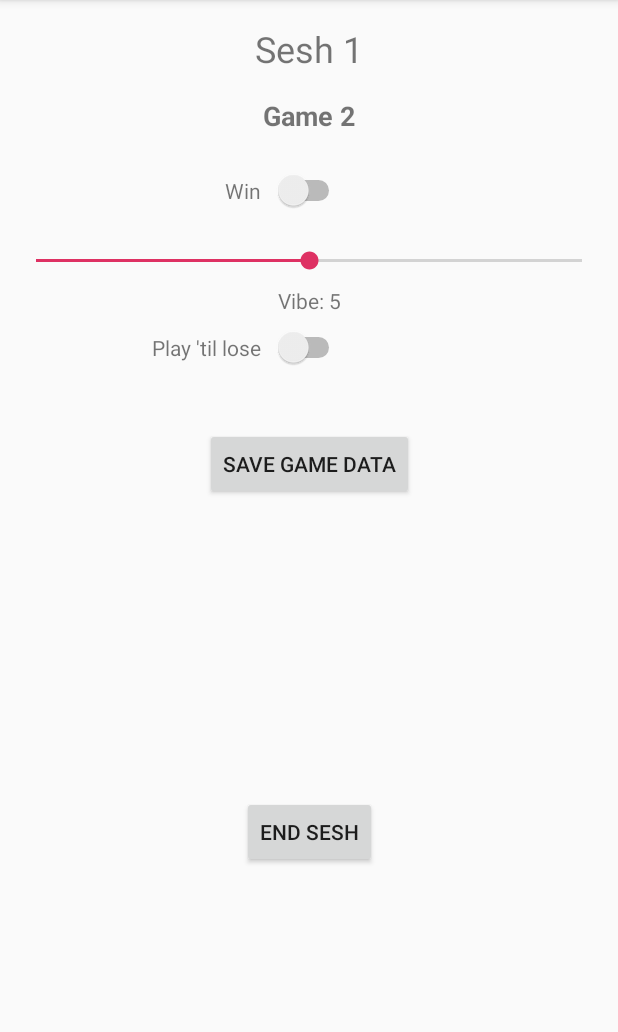
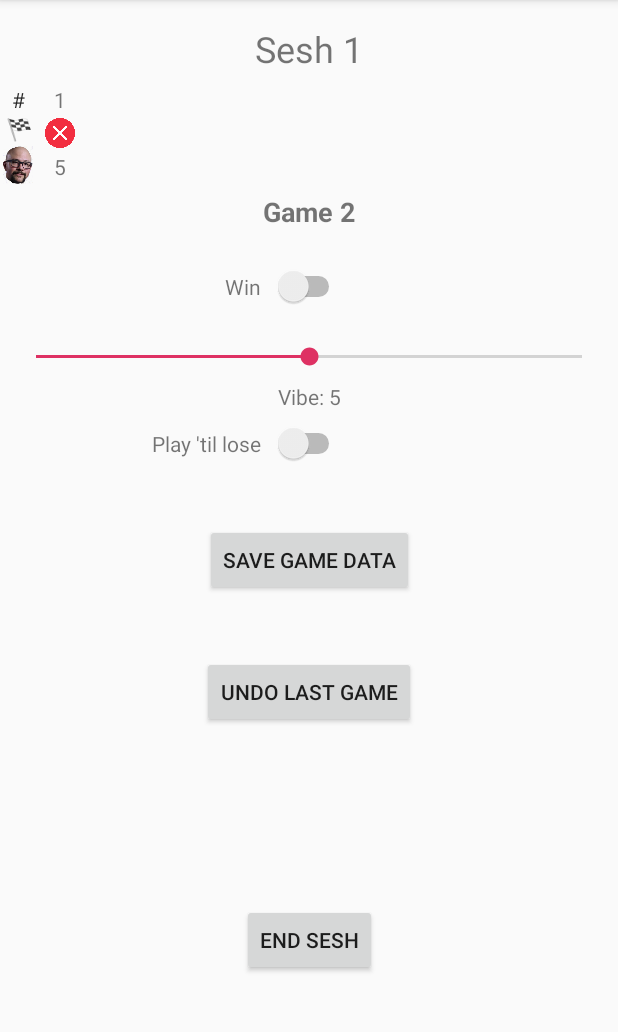
Before and after one commit to jqhan/good-vibes, an Android app: the SeshActivity screen opened directly, with no data from a screen before it, after a tap on "SAVE GAME DATA", on a phone screen of 412 x 824 dp, the part 84-1116 px from its top. Run offline under Robolectric (Android 15) with nearby library versions, the phone set to English and light mode, and no system bars; our stand-ins replace RxJava.

Commit message:
Add game result recyclerview

```diff
--- a/goodvibes/app/build.gradle
+++ b/goodvibes/app/build.gradle
@@ -29,6 +29,7 @@ dependencies {
     implementation"org.jetbrains.kotlin:kotlin-stdlib-jdk7:$kotlin_version"
     implementation 'com.android.support:appcompat-v7:28.0.0'
     implementation 'com.android.support.constraint:constraint-layout:1.1.3'
+    implementation "com.android.support:support-emoji:28.0.0"
     implementation 'com.google.code.gson:gson:2.8.5'
     implementation "org.jetbrains.kotlinx:kotlinx-serialization-runtime:0.13.0" // JVM dependency
     implementation 'com.google.code.gson:gson:2.8.5'
@@ -46,4 +47,5 @@ dependencies {
     testImplementation 'junit:junit:4.12'
     androidTestImplementation 'com.android.support.test:runner:1.0.2'
     androidTestImplementation 'com.android.support.test.espresso:espresso-core:3.0.2'
+    implementation 'com.android.support:recyclerview-v7:28.0.0'
 }
--- /dev/null
+++ b/goodvibes/app/src/main/java/com/luttu/good_vibes/GameResultAdapter.kt
@@ -0,0 +1,23 @@
+package com.luttu.good_vibes
+
+import android.support.v7.widget.RecyclerView
+import android.view.LayoutInflater
+import android.view.ViewGroup
+
+
+class GameResultAdapter(private val gameList: List<Game>)
+    : RecyclerView.Adapter<GameResultViewHolder>() {
+
+    override fun onCreateViewHolder(parent: ViewGroup, viewType: Int): GameResultViewHolder {
+        val inflater = LayoutInflater.from(parent.context)
+        return GameResultViewHolder(inflater, parent)
+    }
+
+    override fun onBindViewHolder(holder: GameResultViewHolder, position: Int) {
+        val game: Game = gameList[position]
+        holder.bind(game)
+    }
+
+    override fun getItemCount(): Int = gameList.size
+
+}
--- /dev/null
+++ b/goodvibes/app/src/main/java/com/luttu/good_vibes/GameResultViewHolder.kt
@@ -0,0 +1,86 @@
+package com.luttu.good_vibes
+
+import android.content.res.Resources
+import android.graphics.drawable.Drawable
+import android.opengl.Visibility
+import android.support.v4.content.ContextCompat
+import android.support.v7.widget.RecyclerView
+import android.util.TypedValue
+import android.view.LayoutInflater
+import android.view.View.GONE
+import android.view.View.VISIBLE
+import android.view.ViewGroup
+import android.widget.ImageView
+import android.widget.LinearLayout
+import android.widget.TextView
+
+
+class GameResultViewHolder(inflater: LayoutInflater, private val parent: ViewGroup) :
+    RecyclerView.ViewHolder(inflater.inflate(R.layout.game_result_item, parent, false)) {
+    private var mTextViewGameNum: TextView? = null
+    private var mTextViewVibe: TextView? = null
+    private var mImageViewWinLose: ImageView? = null
+    private var mTextViewPlayTilLose: TextView? = null
+
+    init {
+        mTextViewGameNum = itemView.findViewById(R.id.textItemGameNum)
+        mTextViewVibe = itemView.findViewById(R.id.textItemGameVibe)
+        mImageViewWinLose = itemView.findViewById(R.id.imageItemWinLose)
+        mTextViewPlayTilLose = itemView.findViewById(R.id.textItemP2L)
+    }
+
+    fun bind(game: Game) {
+        mTextViewGameNum?.text = game.game_num.toString()
+        mTextViewVibe?.text = game.vibe.toString()
+        mImageViewWinLose?.setImageDrawable(getSuitableDrawable(game))
+        fixPaddingForTwoDigitNumbers(game)
+        showPlayTilLoseIfNeeded(game)
+    }
+
+    private fun getSuitableDrawable(game: Game): Drawable? {
+        return if (game.win == 10) {
+            ContextCompat.getDrawable(parent.context, R.drawable.win)
+        } else {
+            ContextCompat.getDrawable(parent.context, R.drawable.lose)
+        }
+    }
+
+    private fun fixPaddingForTwoDigitNumbers(game: Game) {
+        val singleDigitMargin = dpToPx(6F)
+        val doubleDigitMargin = dpToPx(1.5F)
+        val paramTextViewGameNum =
+            mTextViewGameNum?.layoutParams as LinearLayout.LayoutParams
+        val paramTextViewVibe =
+            mTextViewVibe?.layoutParams as LinearLayout.LayoutParams
+
+        paramTextViewGameNum.setMargins(
+            if (game.game_num < 10) singleDigitMargin else doubleDigitMargin,
+            0, 0, 0
+        )
+        mTextViewGameNum!!.layoutParams = paramTextViewGameNum
+
+        paramTextViewVibe.setMargins(
+            if (game.vibe < 10) singleDigitMargin else doubleDigitMargin,
+            0, 0, 0
+        )
+        mTextViewVibe!!.layoutParams = paramTextViewVibe
+    }
+
+    private fun showPlayTilLoseIfNeeded(game: Game) {
+        if (game.playtillose == 10) {
+            mTextViewPlayTilLose!!.visibility = VISIBLE
+        } else {
+            mTextViewPlayTilLose!!.visibility = GONE
+        }
+    }
+
+    private fun dpToPx(dp: Float): Int {
+        val r: Resources = parent.resources
+        return TypedValue.applyDimension(
+            TypedValue.COMPLEX_UNIT_DIP,
+            dp,
+            r.displayMetrics
+        ).toInt()
+    }
+
+}
--- a/goodvibes/app/src/main/java/com/luttu/good_vibes/SeshActivity.kt
+++ b/goodvibes/app/src/main/java/com/luttu/good_vibes/SeshActivity.kt
@@ -6,6 +6,7 @@ import android.content.Intent
 import android.os.Bundle
 import android.os.Handler
 import android.support.v7.app.AppCompatActivity
+import android.support.v7.widget.LinearLayoutManager
 import android.text.Html
 import android.util.Log
 import android.widget.SeekBar
@@ -52,6 +53,11 @@ class SeshActivity : AppCompatActivity() {
             endSeshBtnPressed()
         }
 
+        recyclerViewGameResults.apply {
+            layoutManager = LinearLayoutManager(this.context, LinearLayoutManager.HORIZONTAL, false)
+            adapter = GameResultAdapter(mSesh.getGameList())
+        }
+
     }
 
     private fun createGame(): Game {
@@ -70,6 +76,7 @@ class SeshActivity : AppCompatActivity() {
         Toast.makeText(this, "Saved game", Toast.LENGTH_SHORT).show()
         Log.d("Sesh", mSesh.getSeshId())
         switchPlayTilLose.isChecked = false
+        recyclerViewGameResults.adapter?.notifyDataSetChanged()
     }
 
     private fun endSeshBtnPressed() {
--- a/goodvibes/app/src/main/res/layout/activity_sesh.xml
+++ b/goodvibes/app/src/main/res/layout/activity_sesh.xml
@@ -1,126 +1,184 @@
 <?xml version="1.0" encoding="utf-8"?>
 <android.support.constraint.ConstraintLayout xmlns:android="http://schemas.android.com/apk/res/android"
-                                             xmlns:app="http://schemas.android.com/apk/res-auto"
-                                             android:layout_width="match_parent"
-                                             android:layout_height="match_parent">
+        xmlns:app="http://schemas.android.com/apk/res-auto"
+        xmlns:tools="http://schemas.android.com/tools"
+        android:layout_width="match_parent"
+        android:layout_height="match_parent">
 
     <TextView
-            android:text="@string/textSesh"
+            android:id="@+id/textSesh"
             android:layout_width="wrap_content"
             android:layout_height="wrap_content"
-            android:id="@+id/textSesh"
+            android:layout_marginStart="8dp"
             android:layout_marginTop="16dp"
-            app:layout_constraintTop_toTopOf="parent"
+            android:layout_marginEnd="8dp"
+            android:text="@string/textSesh"
+            android:textSize="24sp"
+            app:layout_constraintEnd_toEndOf="parent"
             app:layout_constraintStart_toStartOf="parent"
-            android:layout_marginStart="8dp"
-            app:layout_constraintEnd_toEndOf="parent"
-            android:layout_marginEnd="8dp"
-            android:textSize="24sp"/>
+            app:layout_constraintTop_toTopOf="parent" />
 
     <TextView
-            android:text="@string/textGameNum"
+            android:id="@+id/textViewResultsGameNum"
             android:layout_width="wrap_content"
             android:layout_height="wrap_content"
-            android:id="@+id/textGameNum"
+            android:layout_marginStart="8dp"
+            android:layout_marginTop="8dp"
+            android:text="@string/hashtag"
+            android:textColor="#DA000000"
             app:layout_constraintStart_toStartOf="parent"
-            android:layout_marginStart="8dp"
-            app:layout_constraintEnd_toEndOf="parent"
-            android:layout_marginEnd="8dp"
-            android:layout_marginTop="16dp"
-            app:layout_constraintTop_toBottomOf="@id/textSesh"
-            android:textSize="18sp"
-            android:textStyle="bold"/>
+            app:layout_constraintTop_toBottomOf="@+id/textSesh" />
 
     <TextView
-            android:text="@string/textWin"
+            android:id="@+id/textViewResultsWinLose"
             android:layout_width="wrap_content"
             android:layout_height="wrap_content"
+            android:layout_marginStart="4dp"
+            android:text="@string/race_flag"
+            android:textColor="#000000"
+            android:textStyle="bold"
+            app:layout_constraintStart_toStartOf="parent"
+            app:layout_constraintTop_toBottomOf="@+id/textViewResultsGameNum" />
+
+    <ImageView
+            android:id="@+id/imageViewMiky"
+            android:layout_width="20dp"
+            android:layout_height="25dp"
+            android:layout_marginStart="2dp"
+            android:layout_marginTop="2dp"
+            app:srcCompat="@drawable/miky"
+            tools:layout_editor_absoluteX="88dp"
+            tools:layout_editor_absoluteY="101dp"
+            app:layout_constraintTop_toBottomOf="@+id/textViewResultsWinLose"
+            app:layout_constraintStart_toStartOf="parent"
+            tools:ignore="ContentDescription" />
+
+    <android.support.v7.widget.RecyclerView
+            android:id="@+id/recyclerViewGameResults"
+            android:layout_width="0dp"
+            android:layout_height="wrap_content"
+            android:layout_marginStart="8dp"
+            android:layout_marginTop="8dp"
+            android:layout_marginEnd="8dp"
+            app:layout_constraintEnd_toEndOf="parent"
+            app:layout_constraintStart_toEndOf="@id/textViewResultsWinLose"
+            app:layout_constraintTop_toBottomOf="@+id/textSesh" />
+
+    <TextView
+            android:id="@+id/textGameNum"
+            android:layout_width="wrap_content"
+            android:layout_height="wrap_content"
+            android:layout_marginStart="8dp"
+            android:layout_marginTop="8dp"
+            android:layout_marginEnd="8dp"
+            android:text="@string/textGameNum"
+            android:textSize="18sp"
+            android:textStyle="bold"
+            app:layout_constraintEnd_toEndOf="parent"
+            app:layout_constraintStart_toStartOf="parent"
+            app:layout_constraintTop_toBottomOf="@id/recyclerViewGameResults" />
+
+    <TextView
             android:id="@+id/textWin"
+            android:layout_width="wrap_content"
+            android:layout_height="wrap_content"
+            android:layout_marginTop="28dp"
             android:layout_marginEnd="8dp"
+            android:text="@string/textWin"
             app:layout_constraintEnd_toStartOf="@+id/switchWin"
-            android:layout_marginTop="28dp"
-            app:layout_constraintTop_toBottomOf="@+id/textGameNum"/>
+            app:layout_constraintTop_toBottomOf="@+id/textGameNum" />
 
     <Switch
+            android:id="@+id/switchWin"
             android:layout_width="wrap_content"
             android:layout_height="wrap_content"
-            android:id="@+id/switchWin"
+            android:layout_marginStart="8dp"
+            android:layout_marginTop="24dp"
+            android:layout_marginEnd="8dp"
+            app:layout_constraintEnd_toEndOf="parent"
             app:layout_constraintStart_toStartOf="parent"
-            android:layout_marginStart="8dp"
-            app:layout_constraintEnd_toEndOf="parent"
-            android:layout_marginEnd="8dp"
-            android:layout_marginTop="24dp"
-            app:layout_constraintTop_toBottomOf="@+id/textGameNum"/>
+            app:layout_constraintTop_toBottomOf="@+id/textGameNum" />
 
     <SeekBar
+            android:id="@+id/sliderVibe"
             android:layout_width="match_parent"
             android:layout_height="wrap_content"
-            android:id="@+id/sliderVibe"
+            android:layout_marginStart="8dp"
+            android:layout_marginTop="24dp"
+            android:layout_marginEnd="8dp"
             android:max="10"
+            app:layout_constraintEnd_toEndOf="parent"
             app:layout_constraintStart_toStartOf="parent"
-            android:layout_marginStart="8dp"
-            app:layout_constraintEnd_toEndOf="parent"
-            android:layout_marginEnd="8dp"
-            android:layout_marginTop="24dp"
-            app:layout_constraintTop_toBottomOf="@+id/switchWin"/>
+            app:layout_constraintTop_toBottomOf="@+id/switchWin" />
 
     <TextView
-            android:text="@string/textVibeValue"
+            android:id="@+id/textVibeValue"
             android:layout_width="wrap_content"
             android:layout_height="wrap_content"
-            android:id="@+id/textVibeValue"
+            android:layout_marginStart="8dp"
+            android:layout_marginTop="8dp"
+            android:layout_marginEnd="8dp"
             android:max="10"
+            android:text="@string/textVibeValue"
+            app:layout_constraintEnd_toEndOf="parent"
+            app:layout_constraintStart_toStartOf="parent"
+            app:layout_constraintTop_toBottomOf="@+id/sliderVibe" />
+
+    <Button
+            android:id="@+id/btnSaveGame"
+            android:layout_width="wrap_content"
+            android:layout_height="wrap_content"
+            android:layout_marginStart="8dp"
+            android:layout_marginTop="40dp"
+            android:layout_marginEnd="8dp"
+            android:text="@string/btnSaveGame"
+            app:layout_constraintEnd_toEndOf="parent"
+            app:layout_constraintStart_toStartOf="parent"
+            app:layout_constraintTop_toBottomOf="@+id/switchPlayTilLose" />
+
+    <Button
+            android:id="@+id/btnUndoGame"
+            android:layout_width="wrap_content"
+            android:layout_height="wrap_content"
+            android:layout_marginTop="40dp"
+            android:text="@string/btn_undo_game"
+            app:layout_constraintEnd_toEndOf="parent"
+            app:layout_constraintStart_toStartOf="parent"
+            app:layout_constraintTop_toBottomOf="@+id/btnSaveGame" />
+
+    <Button
+            android:id="@+id/btnEndSesh"
+            android:layout_width="wrap_content"
+            android:layout_height="wrap_content"
+            android:layout_marginStart="8dp"
+            android:layout_marginEnd="8dp"
+            android:text="@string/btnEndSesh"
+            app:layout_constraintBottom_toBottomOf="parent"
+            app:layout_constraintEnd_toEndOf="parent"
+            app:layout_constraintStart_toStartOf="parent"
+            app:layout_constraintTop_toBottomOf="@+id/btnUndoGame" />
+
+    <Switch
+            android:id="@+id/switchPlayTilLose"
+            android:layout_width="wrap_content"
+            android:layout_height="wrap_content"
+            android:layout_marginStart="8dp"
             android:layout_marginTop="8dp"
-            app:layout_constraintTop_toBottomOf="@+id/sliderVibe"
-            app:layout_constraintStart_toStartOf="parent"
             android:layout_marginEnd="8dp"
             app:layout_constraintEnd_toEndOf="parent"
-            android:layout_marginStart="8dp"/>
+            app:layout_constraintStart_toStartOf="parent"
+            app:layout_constraintTop_toBottomOf="@+id/textVibeValue" />
 
-    <Button
-            android:text="@string/btnSaveGame"
+    <TextView
+            android:id="@+id/textPlayTilLose"
             android:layout_width="wrap_content"
             android:layout_height="wrap_content"
-            android:id="@+id/btnSaveGame"
-            app:layout_constraintStart_toStartOf="parent"
-            android:layout_marginStart="8dp"
-            app:layout_constraintEnd_toEndOf="parent"
+            android:layout_marginTop="12dp"
             android:layout_marginEnd="8dp"
-            android:layout_marginTop="40dp"
-            app:layout_constraintTop_toBottomOf="@+id/switchPlayTilLose"/>
+            android:text="@string/textPlayTilLose"
+            app:layout_constraintEnd_toStartOf="@+id/switchPlayTilLose"
+            app:layout_constraintTop_toBottomOf="@+id/textVibeValue" />
 
-    <Button
-            android:text="@string/btnEndSesh"
-            android:layout_width="wrap_content"
-            android:layout_height="wrap_content"
-            android:id="@+id/btnEndSesh"
-            android:layout_marginTop="8dp"
-            app:layout_constraintBottom_toBottomOf="parent"
-            app:layout_constraintTop_toBottomOf="@+id/btnSaveGame"
-            app:layout_constraintStart_toStartOf="parent"
-            android:layout_marginStart="8dp"
-            app:layout_constraintEnd_toEndOf="parent"
-            android:layout_marginEnd="8dp"/>
 
-    <Switch
-            android:layout_width="wrap_content"
-            android:layout_height="wrap_content"
-            android:id="@+id/switchPlayTilLose"
-            app:layout_constraintEnd_toEndOf="parent"
-            android:layout_marginEnd="8dp"
-            app:layout_constraintStart_toStartOf="parent"
-            android:layout_marginStart="8dp"
-            android:layout_marginTop="8dp"
-            app:layout_constraintTop_toBottomOf="@+id/textVibeValue"/>
-
-    <TextView
-            android:text="@string/textPlayTilLose"
-            android:layout_width="wrap_content"
-            android:layout_height="wrap_content"
-            android:id="@+id/textPlayTilLose"
-            app:layout_constraintEnd_toStartOf="@+id/switchPlayTilLose"
-            android:layout_marginEnd="8dp"
-            android:layout_marginTop="12dp"
-            app:layout_constraintTop_toBottomOf="@+id/textVibeValue"/>
 
 </android.support.constraint.ConstraintLayout>
--- /dev/null
+++ b/goodvibes/app/src/main/res/layout/game_result_item.xml
@@ -0,0 +1,38 @@
+<?xml version="1.0" encoding="utf-8"?>
+<LinearLayout xmlns:android="http://schemas.android.com/apk/res/android"
+        xmlns:app="http://schemas.android.com/apk/res-auto"
+        xmlns:tools="http://schemas.android.com/tools"
+        android:layout_width="wrap_content"
+        android:layout_height="wrap_content"
+        android:id="@+id/gameResultItem"
+        android:orientation="vertical"
+        android:layout_marginEnd="4dp">
+
+    <TextView
+            android:id="@+id/textItemGameNum"
+            android:layout_width="wrap_content"
+            android:layout_height="wrap_content"
+            android:text="1" />
+
+    <ImageView
+            android:id="@+id/imageItemWinLose"
+            android:layout_width="20dp"
+            android:layout_height="25dp"
+            app:srcCompat="@drawable/win"
+            tools:ignore="ContentDescription" />
+
+    <TextView
+            android:id="@+id/textItemGameVibe"
+            android:layout_width="wrap_content"
+            android:layout_height="wrap_content"
+            android:text="10" />
+
+    <TextView
+            android:id="@+id/textItemP2L"
+            android:layout_width="match_parent"
+            android:layout_height="wrap_content"
+            android:layout_marginStart="3dp"
+            android:text="@string/play_til_lose"
+            android:textColor="#FFFFFF"
+            android:visibility="gone" />
+</LinearLayout>
--- a/goodvibes/app/src/main/res/values/strings.xml
+++ b/goodvibes/app/src/main/res/values/strings.xml
@@ -10,4 +10,8 @@
     <string name="btnSaveGame">Save game data</string>
     <string name="btnEndSesh">End sesh</string>
     <string name="textPlayTilLose">Play \'til lose</string>
+    <string name="btn_undo_game">Undo last game</string>
+    <string name="hashtag">&#35;</string>
+    <string name="race_flag">&#127937;</string>
+    <string name="play_til_lose">&#9995;</string>
 </resources>
```
Also changed, not shown: goodvibes/app/src/main/res/drawable/lose.png (added), goodvibes/app/src/main/res/drawable/miky.png (added), goodvibes/app/src/main/res/drawable/win.png (added).
